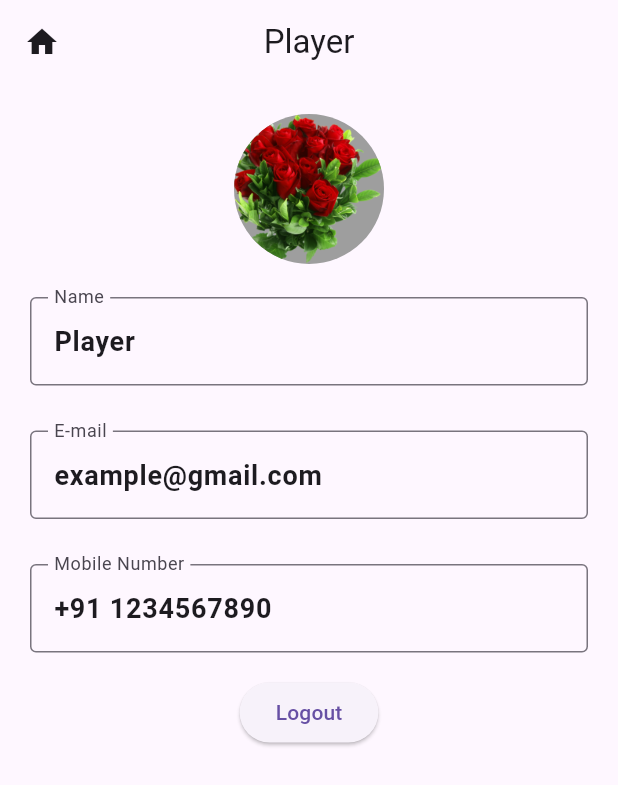
After one commit to AbhishekPatel57/card_memory_game_Flutter, a Flutter app: the screen it shows after launch, scrolled down 544 dp, after a tap on the "person" icon, on a phone screen of 412 x 824 dp. The commit adds this screen. Shown: the top 785 px of the screen. Run offline on Flutter 3.47's test engine with Material 3 defaults, Android fonts, the light colour scheme and no system bars; our stand-ins replace image_picker, shared_preferences.

Commit message:
Add ProfileScreen and fix known issues

```diff
--- /dev/null
+++ b/devtools_options.yaml
@@ -0,0 +1,3 @@
+description: This file stores settings for Dart & Flutter DevTools.
+documentation: https://docs.flutter.dev/tools/devtools/extensions#configure-extension-enablement-states
+extensions:
--- a/lib/home_screen.dart
+++ b/lib/home_screen.dart
@@ -1,6 +1,8 @@
 import 'package:flutter/material.dart';
 import 'utils/storage_helper.dart';
 import 'game_screen.dart';
+import 'splash_screen.dart';
+import 'profile_screen.dart';
 
 class HomeScreen extends StatefulWidget {
   const HomeScreen({super.key});
@@ -10,7 +12,9 @@ class HomeScreen extends StatefulWidget {
 }
 
 class _HomeScreenState extends State<HomeScreen> {
-  int unlockedLevel = 1;
+  int unlockedLevel = 1; // change this to 1
+
+  // Uncomment these
 
   @override
   void initState() {
@@ -45,7 +49,29 @@ class _HomeScreenState extends State<HomeScreen> {
     final crossAxisCount = (screenWidth / (cardSize + spacing)).floor();
 
     return Scaffold(
-      appBar: AppBar(title: const Text('Memory Card Game')),
+      appBar: AppBar(
+        leading: IconButton(
+          icon: const Icon(Icons.person),
+          onPressed: () {
+            Navigator.of(context).pushReplacement(
+              MaterialPageRoute(builder: (_) => const ProfileScreen()),
+            );
+          },
+        ),
+        title: const Text('Memory Card Game'),
+        centerTitle: true,
+        backgroundColor: const Color.fromARGB(255, 74, 173, 255),
+        actions: [
+          IconButton(
+            icon: const Icon(Icons.refresh),
+            onPressed: () {
+              Navigator.of(context).pushReplacement(
+                MaterialPageRoute(builder: (_) => const SplashScreen()),
+              );
+            },
+          ),
+        ],
+      ),
       body: Padding(
         padding: const EdgeInsets.all(spacing),
         child: GridView.builder(
@@ -58,6 +84,8 @@ class _HomeScreenState extends State<HomeScreen> {
           ),
           itemBuilder: (context, index) {
             final level = index + 1;
+            // final isUnlocked = level <= 40; // level <= unlockedLevel;
+            // Uncomment the line below to use the unlocked level from StorageHelper
             final isUnlocked = level <= unlockedLevel;
             return GestureDetector(
               onTap: isUnlocked
--- /dev/null
+++ b/lib/profile_screen.dart
@@ -0,0 +1,166 @@
+import 'package:flutter/material.dart';
+import 'dart:io';
+import 'package:image_picker/image_picker.dart';
+import 'home_screen.dart';
+import 'package:shared_preferences/shared_preferences.dart';
+
+
+class ProfileScreen extends StatefulWidget {
+  const ProfileScreen({Key? key}) : super(key: key);
+
+  @override
+  _ProfileScreenState createState() => _ProfileScreenState();
+}
+
+class _ProfileScreenState extends State<ProfileScreen> {
+  String _userName = 'Player';
+  String _email = 'example@gmail.com';
+  String _number = '+91 1234567890';
+  String? _profilePicturePath;
+
+  void _loadName() async {
+    SharedPreferences prefs = await SharedPreferences.getInstance();
+    setState(() {
+      _userName = prefs.getString('userName') ?? 'Player';
+    });
+  }
+
+  void _loadEmail() async {
+    SharedPreferences prefs = await SharedPreferences.getInstance();
+    setState(() {
+      _email = prefs.getString('email') ?? 'example@gmail.com';
+    });
+  }
+  void _loadNumber() async {
+    SharedPreferences prefs = await SharedPreferences.getInstance();
+    setState(() {
+      _number = prefs.getString('number') ?? '+91 1234567890';
+    });
+  }
+
+  void _loadProfilePicture() async {
+    SharedPreferences prefs = await SharedPreferences.getInstance();
+    setState(() {
+      _profilePicturePath = prefs.getString('profilePicture');
+    });
+  }
+
+  Future<void> _pickProfilePicture() async {
+    final ImagePicker picker = ImagePicker();
+    final XFile? image = await picker.pickImage(source: ImageSource.gallery);
+
+    if (image != null) {
+      SharedPreferences prefs = await SharedPreferences.getInstance();
+      await prefs.setString('profilePicture', image.path);
+
+      setState(() {
+        _profilePicturePath = image.path; // Update the UI with the new profile picture
+      });
+    }
+  }
+
+  @override
+  void initState() {
+    super.initState();
+    _loadName();
+    _loadEmail();
+    _loadProfilePicture();
+    _loadNumber();
+  }
+
+  @override
+  Widget build(BuildContext context) {
+    return Scaffold(
+      appBar: AppBar(
+        leading: IconButton(
+          icon: const Icon(Icons.home),
+          onPressed: () {
+            Navigator.of(context).pushReplacement(
+              MaterialPageRoute(builder: (_) => const HomeScreen()),
+            ); // Go back to the home screen
+          },
+        ),
+        title: Text(_userName),
+        centerTitle: true,
+      ),
+      body: Padding(
+        padding: const EdgeInsets.all(20.0),
+        child: Column(
+          crossAxisAlignment: CrossAxisAlignment.center,
+          children: [
+            GestureDetector(
+              onTap: _pickProfilePicture, // Open image picker to select a new profile picture
+              child: CircleAvatar(
+                radius: 50,
+                backgroundImage: _profilePicturePath != null
+                    ? FileImage(File(_profilePicturePath!))
+                    : const AssetImage('assets/images/img_1.png') as ImageProvider,
+                backgroundColor: Colors.grey,
+              ),
+            ),
+            // const CircleAvatar(
+            //   radius: 50,
+            //   backgroundImage: AssetImage('assets/images/img_1.png'), // Replace with your image asset
+            // ),
+            const SizedBox(height: 22),
+            TextField(
+              controller: TextEditingController(text: _userName),
+              decoration: const InputDecoration(
+              labelText: 'Name',
+              border: OutlineInputBorder(),
+              ),
+              style: const TextStyle(fontSize: 18, fontWeight: FontWeight.bold),
+              onChanged: (value) {
+                // Save the changed name in local storage
+                SharedPreferences.getInstance().then((prefs) {
+                  prefs.setString('userName', value);
+                });
+              // Handle name change logic here
+              },
+            ),
+            //
+            const SizedBox(height: 30),
+            TextField(
+              controller: TextEditingController(text: _email),
+              decoration: const InputDecoration(
+              labelText: 'E-mail',
+              border: OutlineInputBorder(),
+              ),
+              style:const TextStyle(fontSize: 18, fontWeight: FontWeight.bold),
+              onChanged: (value) {
+                // Save the changed name in local storage
+                SharedPreferences.getInstance().then((prefs) {
+                  prefs.setString('email', value);
+                });
+              // Handle email change logic here
+              },
+            ),
+            const SizedBox(height: 30),
+            TextField(
+              controller: TextEditingController(text: _number),
+              decoration: const InputDecoration(
+              labelText: 'Mobile Number',
+              border: OutlineInputBorder(),
+              ),
+              style:const TextStyle(fontSize: 18, fontWeight: FontWeight.bold),
+              onChanged: (value) {
+                // Save the changed name in local storage
+                SharedPreferences.getInstance().then((prefs) {
+                  prefs.setString('number', value);
+                });
+              // Handle email change logic here
+              },
+            ),
+            const SizedBox(height: 16),
+            ElevatedButton(
+              onPressed: () {
+                // Add your logout logic here
+              },
+              child: const Text('Logout'),
+            ),
+          ],
+        ),
+      ),
+    );
+  }
+}
--- a/lib/splash_screen.dart
+++ b/lib/splash_screen.dart
@@ -13,7 +13,7 @@ class _SplashScreenState extends State<SplashScreen> {
   @override
   void initState() {
     super.initState();
-    Timer(const Duration(milliseconds: 2000), () {
+    Timer(const Duration(milliseconds: 500), () {
       Navigator.of(context).pushReplacement(
         MaterialPageRoute(builder: (_) => const HomeScreen()),
       );
@@ -24,7 +24,7 @@ class _SplashScreenState extends State<SplashScreen> {
   Widget build(BuildContext context) {
     return const Scaffold(
       body: Center(
-        child: FlutterLogo(size: 100),
+        child: FlutterLogo(size: 150),
       ),
     );
   }
--- a/lib/utils/storage_helper.dart
+++ b/lib/utils/storage_helper.dart
@@ -15,4 +15,33 @@ class StorageHelper {
       await prefs.setInt(_keyUnlockedLevel, level);
     }
   }
+
+  static Future<String> getName() async {
+    final prefs = await SharedPreferences.getInstance();
+    return prefs.getString('userName') ?? 'User';
+  }
+  static Future<void> saveName(String name) async {
+    final prefs = await SharedPreferences.getInstance();
+    await prefs.setString('userName', name);
+  }
+
+  static Future<String> getEmail() async {
+    final prefs = await SharedPreferences.getInstance();
+    return prefs.getString('email') ?? 'example@gmail.com';
+  }
+
+  static Future<void> saveEmail(String email) async {
+    final prefs = await SharedPreferences.getInstance();
+    await prefs.setString('email', email);
+  }
+
+  static Future<String> getNumber() async {
+    final prefs = await SharedPreferences.getInstance();
+    return prefs.getString('number') ?? '+91 1234567890';
+  }
+
+  static Future<void> saveNumber(String number) async {
+    final prefs = await SharedPreferences.getInstance();
+    await prefs.setString('number', number);
+  }
 }
--- a/lib/widgets/level_complete_popup.dart
+++ b/lib/widgets/level_complete_popup.dart
@@ -9,7 +9,7 @@ class LevelCompletePopup extends StatelessWidget {
     super.key,
     this.onNext,
     required this.onRestart,
-    required this.onHome,
+    required this.onHome, required String Text,
   });
 
   @override
--- a/pubspec.yaml
+++ b/pubspec.yaml
@@ -31,7 +31,7 @@ dependencies:
   flutter:
     sdk: flutter
   shared_preferences: ^2.5.3
-
+  image_picker: ^0.8.7+4
 
   # The following adds the Cupertino Icons font to your application.
   # Use with the CupertinoIcons class for iOS style icons.
```
Also changed, not shown: lib/game_screen.dart (+81 -20 lines), lib/level_manager.dart (+8 -4 lines), pubspec.lock, 6 other files.
